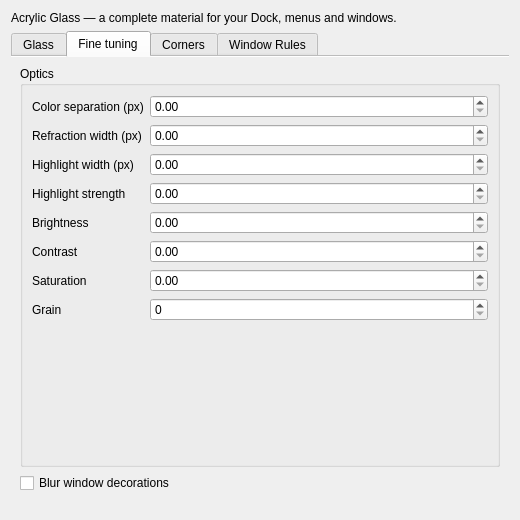
Old version of the form src/offline/kwin-effects/acrylic-glass/src/kcm/config.ui in the repository RoxasYTB/macos-tahoe-liquid-kde.
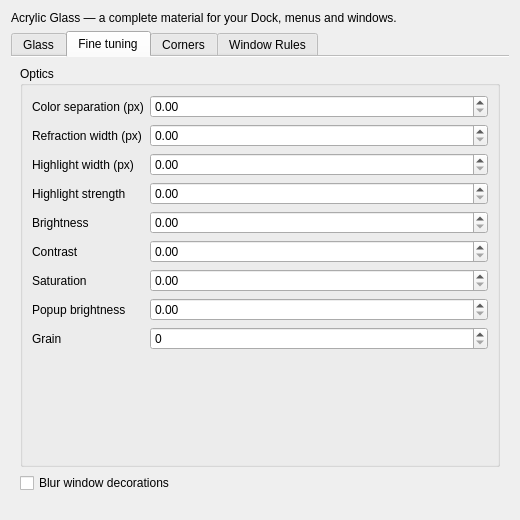
New version of the form. The open tabs and pages were chosen to show the change. Custom widgets are drawn as their Qt base class.

Commit message: feat: brighten popup glass independently

```diff
--- a/src/offline/kwin-effects/acrylic-glass/src/kcm/config.ui
+++ b/src/offline/kwin-effects/acrylic-glass/src/kcm/config.ui
@@ -444,6 +444,29 @@
            </widget>
           </item>
           <item row="7" column="0">
+           <widget class="QLabel" name="labelPopupBrightness">
+            <property name="text">
+             <string>Popup brightness</string>
+            </property>
+            <property name="buddy">
+             <cstring>kcfg_PopupBrightness</cstring>
+            </property>
+           </widget>
+          </item>
+          <item row="7" column="1">
+           <widget class="QDoubleSpinBox" name="kcfg_PopupBrightness">
+            <property name="maximum">
+             <double>2</double>
+            </property>
+            <property name="singleStep">
+             <double>0.05</double>
+            </property>
+            <property name="decimals">
+             <number>2</number>
+            </property>
+           </widget>
+          </item>
+          <item row="8" column="0">
            <widget class="QLabel" name="labelNoiseStrength">
             <property name="text">
              <string>Grain</string>
@@ -453,7 +476,7 @@
             </property>
            </widget>
           </item>
-          <item row="7" column="1">
+          <item row="8" column="1">
            <widget class="QSpinBox" name="kcfg_NoiseStrength">
             <property name="maximum">
              <number>64</number>
```
The commit also changes 4 other files.
